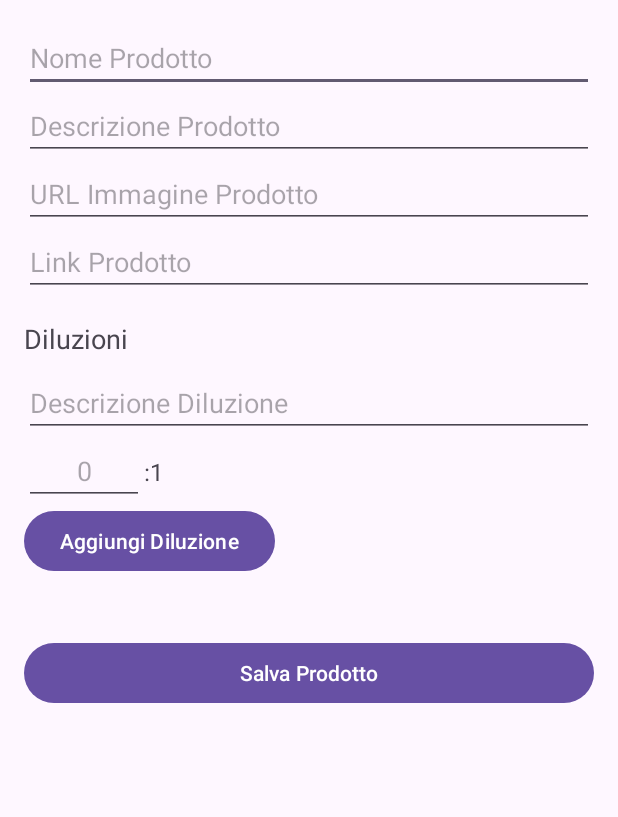
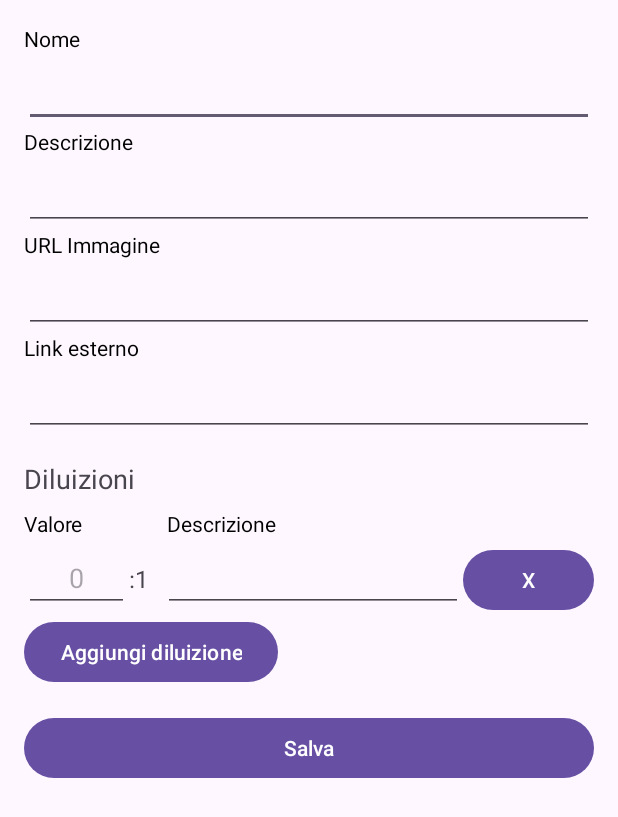
Before and after one commit to robsmashed/dilutiontool, an Android app: the ProductAddActivity screen opened directly, with no data from a screen before it, on a phone screen of 412 x 824 dp. Shown: the top 817 px of the screen. Run offline under Robolectric (Android 15) with nearby library versions, the phone set to English and light mode, and no system bars.

Commit message:
feat(ProductAddActivity): add ability to edit products  + improve UI/UX

```diff
--- a/app/src/main/res/layout/activity_product_add.xml
+++ b/app/src/main/res/layout/activity_product_add.xml
@@ -8,87 +8,79 @@
         android:layout_height="wrap_content"
         android:orientation="vertical">
 
-        <!-- Sezione Prodotto -->
+        <TextView
+            android:layout_width="match_parent"
+            android:layout_height="wrap_content"
+            android:paddingBottom="4dp"
+            android:text="Nome"
+            android:textColor="#000000"
+            android:textSize="14sp" />
+
         <EditText
             android:id="@+id/productNameInput"
             android:layout_width="match_parent"
+            android:layout_height="wrap_content" />
+
+        <TextView
+            android:layout_width="match_parent"
             android:layout_height="wrap_content"
-            android:hint="Nome Prodotto" />
+            android:paddingBottom="4dp"
+            android:text="Descrizione"
+            android:textColor="#000000"
+            android:textSize="14sp" />
 
         <EditText
             android:id="@+id/productDescriptionInput"
             android:layout_width="match_parent"
+            android:layout_height="wrap_content" />
+
+        <TextView
+            android:layout_width="match_parent"
             android:layout_height="wrap_content"
-            android:hint="Descrizione Prodotto" />
+            android:paddingBottom="4dp"
+            android:text="URL Immagine"
+            android:textColor="#000000"
+            android:textSize="14sp" />
 
         <EditText
             android:id="@+id/productImageUrlInput"
             android:layout_width="match_parent"
+            android:layout_height="wrap_content" />
+
+        <TextView
+            android:layout_width="match_parent"
             android:layout_height="wrap_content"
-            android:hint="URL Immagine Prodotto" />
+            android:paddingBottom="4dp"
+            android:text="Link esterno"
+            android:textColor="#000000"
+            android:textSize="14sp" />
 
         <EditText
             android:id="@+id/productLinkInput"
             android:layout_width="match_parent"
-            android:layout_height="wrap_content"
-            android:hint="Link Prodotto" />
+            android:layout_height="wrap_content" />
 
-        <!-- Sezione Diluzioni -->
         <TextView
             android:layout_width="match_parent"
             android:layout_height="wrap_content"
-            android:text="Diluzioni"
-            android:textSize="18sp"
             android:paddingTop="16dp"
-            android:paddingBottom="8dp" />
+            android:paddingBottom="8dp"
+            android:text="Diluizioni"
+            android:textSize="18sp" />
 
-        <!-- Input per aggiungere una diluizione -->
-        <EditText
-            android:id="@+id/dilutionDescriptionInput"
+        <!-- Layout vuoto per mostrare le diluzioni aggiunte -->
+        <LinearLayout
+            android:id="@+id/dilutionListLayout"
             android:layout_width="match_parent"
             android:layout_height="wrap_content"
-            android:hint="Descrizione Diluzione" />
-
-        <!-- Layout orizzontale per "1:" e l'input del valore di diluizione -->
-        <LinearLayout
-            android:layout_width="wrap_content"
-            android:layout_height="wrap_content"
-            android:orientation="horizontal">
-
-            <!-- Campo di input per il valore di diluizione con hint aggiornato -->
-            <EditText
-                android:id="@+id/dilutionInput"
-                android:layout_width="80dp"
-                android:layout_height="wrap_content"
-                android:hint="0"
-                android:inputType="numberDecimal"
-                android:gravity="center"/>
-
-            <!-- Testo fisso "1:" per indicare la diluizione -->
-            <TextView
-                android:layout_width="wrap_content"
-                android:layout_height="wrap_content"
-                android:text=":1"
-                android:textSize="16sp"
-                android:gravity="center_vertical"
-                android:paddingEnd="4dp"/>
-        </LinearLayout>
+            android:orientation="vertical"
+        ></LinearLayout>
 
         <Button
             android:id="@+id/addDilutionButton"
             android:layout_width="wrap_content"
             android:layout_height="wrap_content"
-            android:text="Aggiungi Diluzione" />
-
-        <!-- Layout per mostrare le diluzioni aggiunte -->
-        <LinearLayout
-            android:id="@+id/dilutionListLayout"
-            android:layout_width="match_parent"
-            android:layout_height="wrap_content"
-            android:orientation="vertical"
-            android:layout_marginTop="8dp"
-            android:padding="8dp">
-        </LinearLayout>
+            android:text="Aggiungi diluizione" />
 
         <!-- Pulsante per salvare il prodotto -->
         <Button
@@ -96,7 +88,7 @@
             android:layout_width="match_parent"
             android:layout_height="wrap_content"
             android:layout_marginTop="16dp"
-            android:text="Salva Prodotto" />
+            android:text="Salva" />
 
     </LinearLayout>
 </ScrollView>
--- /dev/null
+++ b/app/src/main/res/layout/dilution_row_layout.xml
@@ -0,0 +1,60 @@
+<!-- dilution_row_layout.xml -->
+<LinearLayout xmlns:android="http://schemas.android.com/apk/res/android"
+    android:layout_width="match_parent"
+    android:layout_height="wrap_content"
+    android:orientation="vertical">
+
+    <LinearLayout
+        android:layout_width="wrap_content"
+        android:layout_height="wrap_content"
+        android:orientation="horizontal">
+
+        <TextView
+            android:layout_width="95dp"
+            android:layout_height="wrap_content"
+            android:paddingBottom="4dp"
+            android:text="Valore"
+            android:textColor="#000000"
+            android:textSize="14sp" />
+
+        <TextView
+            android:layout_width="match_parent"
+            android:layout_height="wrap_content"
+            android:paddingBottom="4dp"
+            android:text="Descrizione"
+            android:textColor="#000000"
+            android:textSize="14sp" />
+    </LinearLayout>
+
+    <LinearLayout
+        android:layout_width="match_parent"
+        android:layout_height="wrap_content"
+        android:orientation="horizontal">
+
+        <EditText
+            android:id="@+id/dilutionInput"
+            android:layout_width="70dp"
+            android:layout_height="wrap_content"
+            android:gravity="center"
+            android:hint="0"
+            android:inputType="numberDecimal" />
+
+        <TextView
+            android:layout_width="wrap_content"
+            android:layout_height="wrap_content"
+            android:paddingEnd="10dp"
+            android:text=":1"
+            android:textSize="16sp" />
+
+        <EditText
+            android:id="@+id/dilutionDescriptionInput"
+            android:layout_width="200dp"
+            android:layout_height="wrap_content" />
+
+        <Button
+            android:id="@+id/removeDilutionButton"
+            android:layout_width="wrap_content"
+            android:layout_height="wrap_content"
+            android:text="X" />
+    </LinearLayout>
+</LinearLayout>
```
Also changed, not shown: app/src/main/java/com/example/dilutiontool/ProductAddActivity.kt (+64 -39 lines), app/src/main/java/com/example/dilutiontool/ProductListActivity.kt (+147 -36 lines).
